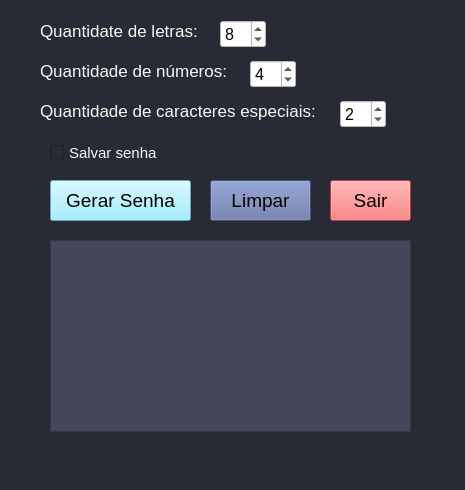
Above: ui/tela.ui from sandenbergmelo/gerador-de-senhas-python before the change. Below: the same form after it.
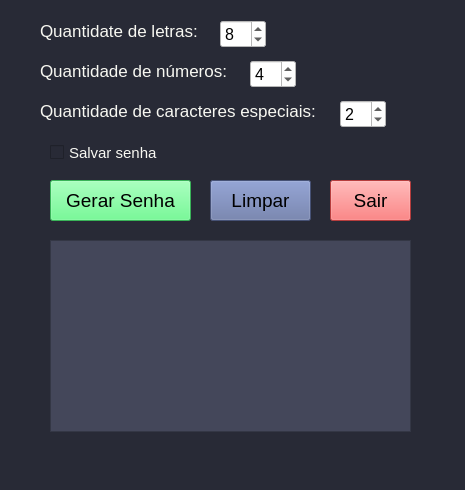
That is the form after the change.

Commit message: Alterada a cor do botão 'Gerar Senha'

Patch:
```diff
--- a/ui/tela.ui
+++ b/ui/tela.ui
@@ -191,7 +191,7 @@
      </font>
     </property>
     <property name="styleSheet">
-     <string notr="true">background-color: rgb(139, 233, 253);</string>
+     <string notr="true">background-color: rgb(80, 250, 123);</string>
     </property>
     <property name="text">
      <string>Gerar Senha</string>
```
Left out of the diff: 2 changed lines with no effect on the pictures.
